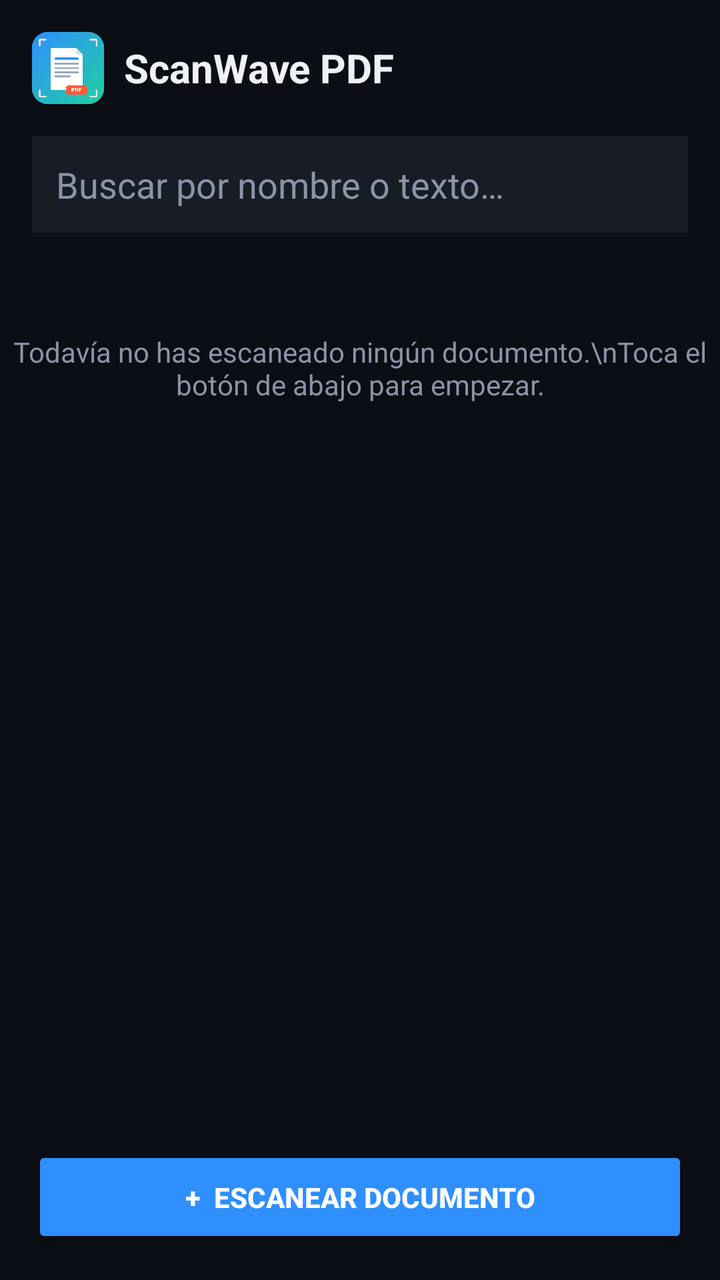
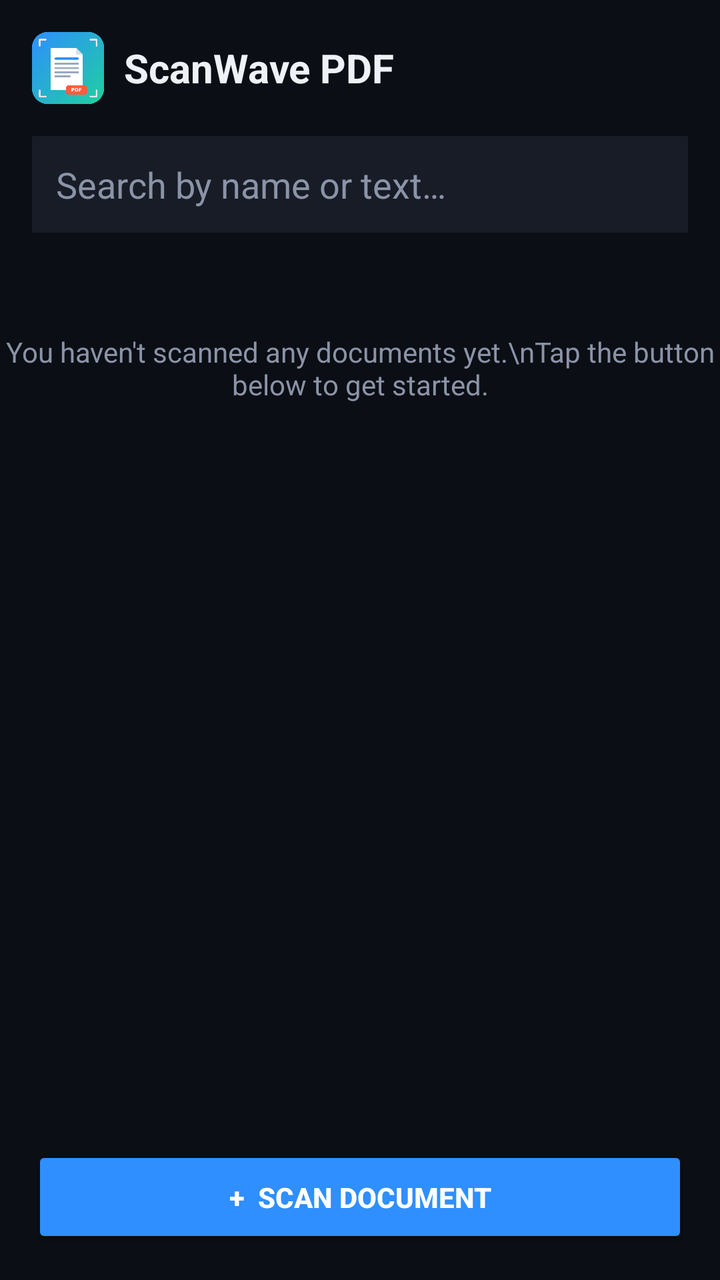

Two renders of the same Android screen: before a commit and after it. Below are the layout's source before the change and the commit's diff.
<!-- AndroidManifest.xml: application theme Theme.ScanWave -->
<!-- res/layout/activity_main.xml -->
<?xml version="1.0" encoding="utf-8"?>
<LinearLayout xmlns:android="http://schemas.android.com/apk/res/android"
    android:layout_width="match_parent"
    android:layout_height="match_parent"
    android:orientation="vertical"
    android:background="@color/sw_bg">

    <LinearLayout
        android:layout_width="match_parent"
        android:layout_height="wrap_content"
        android:orientation="horizontal"
        android:gravity="center_vertical"
        android:padding="16dp">

        <ImageView
            android:layout_width="36dp"
            android:layout_height="36dp"
            android:src="@drawable/ic_launcher_scanwave"
            android:contentDescription="@string/app_name" />

        <TextView
            android:layout_width="0dp"
            android:layout_height="wrap_content"
            android:layout_weight="1"
            android:layout_marginStart="10dp"
            android:text="@string/app_name"
            android:textColor="@color/sw_text"
            android:textSize="20sp"
            android:textStyle="bold" />
    </LinearLayout>

    <EditText
        android:id="@+id/searchInput"
        android:layout_width="match_parent"
        android:layout_height="wrap_content"
        android:layout_marginHorizontal="16dp"
        android:layout_marginBottom="10dp"
        android:background="@color/sw_panel2"
        android:hint="Buscar por nombre o texto…"
        android:textColorHint="@color/sw_muted"
        android:textColor="@color/sw_text"
        android:padding="12dp"
        android:inputType="text"
        android:singleLine="true" />

    <TextView
        android:id="@+id/emptyText"
        android:layout_width="match_parent"
        android:layout_height="wrap_content"
        android:layout_marginTop="40dp"
        android:gravity="center"
        android:text="Todavía no has escaneado ningún documento.\nToca el botón de abajo para empezar."
        android:textColor="@color/sw_muted"
        android:visibility="visible" />

    <androidx.recyclerview.widget.RecyclerView
        android:id="@+id/documentsList"
        android:layout_width="match_parent"
        android:layout_height="0dp"
        android:layout_weight="1"
        android:clipToPadding="false"
        android:paddingBottom="12dp" />

    <Button
        android:id="@+id/scanButton"
        android:layout_width="match_parent"
        android:layout_height="wrap_content"
        android:layout_margin="16dp"
        android:backgroundTint="@color/sw_blue"
        android:textColor="@color/sw_white"
        android:textStyle="bold"
        android:padding="16dp"
        android:text="+  Escanear documento" />

    <FrameLayout
        android:id="@+id/adContainer"
        android:layout_width="match_parent"
        android:layout_height="wrap_content"
        android:gravity="center"
        android:visibility="gone" />

</LinearLayout>
<!-- resources referenced by this layout -->
<resources>
  <color name="sw_bg">#0B0E14</color>
  <color name="sw_blue">#2F8FFF</color>
  <color name="sw_muted">#8B93A7</color>
  <color name="sw_panel2">#171C27</color>
  <color name="sw_text">#EEF1F6</color>
  <color name="sw_white">#FFFFFF</color>
  <!-- drawable ic_launcher_scanwave: png bitmap (drawable, 21477 bytes) -->
  <string name="app_name">ScanWave PDF</string>
  <style name="Theme.ScanWave" parent="Theme.AppCompat.DayNight.NoActionBar">
          <item name="colorPrimary">@color/sw_blue</item>
          <item name="colorPrimaryDark">@color/sw_bg</item>
          <item name="colorAccent">@color/sw_teal</item>
          <item name="android:windowBackground">@color/sw_bg</item>
      </style>
  <color name="sw_teal">#1FD1A0</color>
</resources>

<!-- the commit's change to res/layout/activity_main.xml (unified diff, before → after) -->
@@ -36,7 +36,7 @@
         android:layout_marginHorizontal="16dp"
         android:layout_marginBottom="10dp"
         android:background="@color/sw_panel2"
-        android:hint="Buscar por nombre o texto…"
+        android:hint="Search by name or text…"
         android:textColorHint="@color/sw_muted"
         android:textColor="@color/sw_text"
         android:padding="12dp"
@@ -49,7 +49,7 @@
         android:layout_height="wrap_content"
         android:layout_marginTop="40dp"
         android:gravity="center"
-        android:text="Todavía no has escaneado ningún documento.\nToca el botón de abajo para empezar."
+        android:text="You haven't scanned any documents yet.\nTap the button below to get started."
         android:textColor="@color/sw_muted"
         android:visibility="visible" />
 
@@ -70,7 +70,7 @@
         android:textColor="@color/sw_white"
         android:textStyle="bold"
         android:padding="16dp"
-        android:text="+  Escanear documento" />
+        android:text="+  Scan document" />
 
     <FrameLayout
         android:id="@+id/adContainer"
